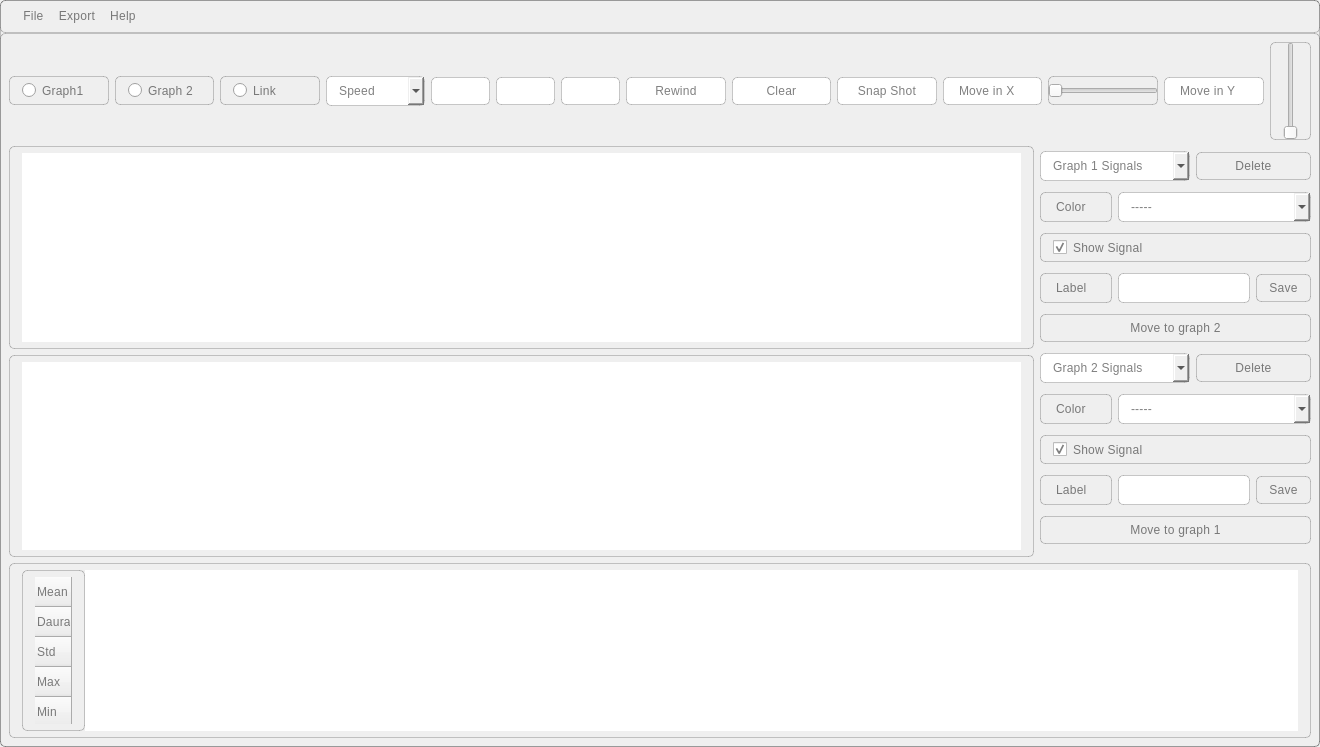
AliBadran716/Signal_Viewer, file main.ui: the form before one commit.
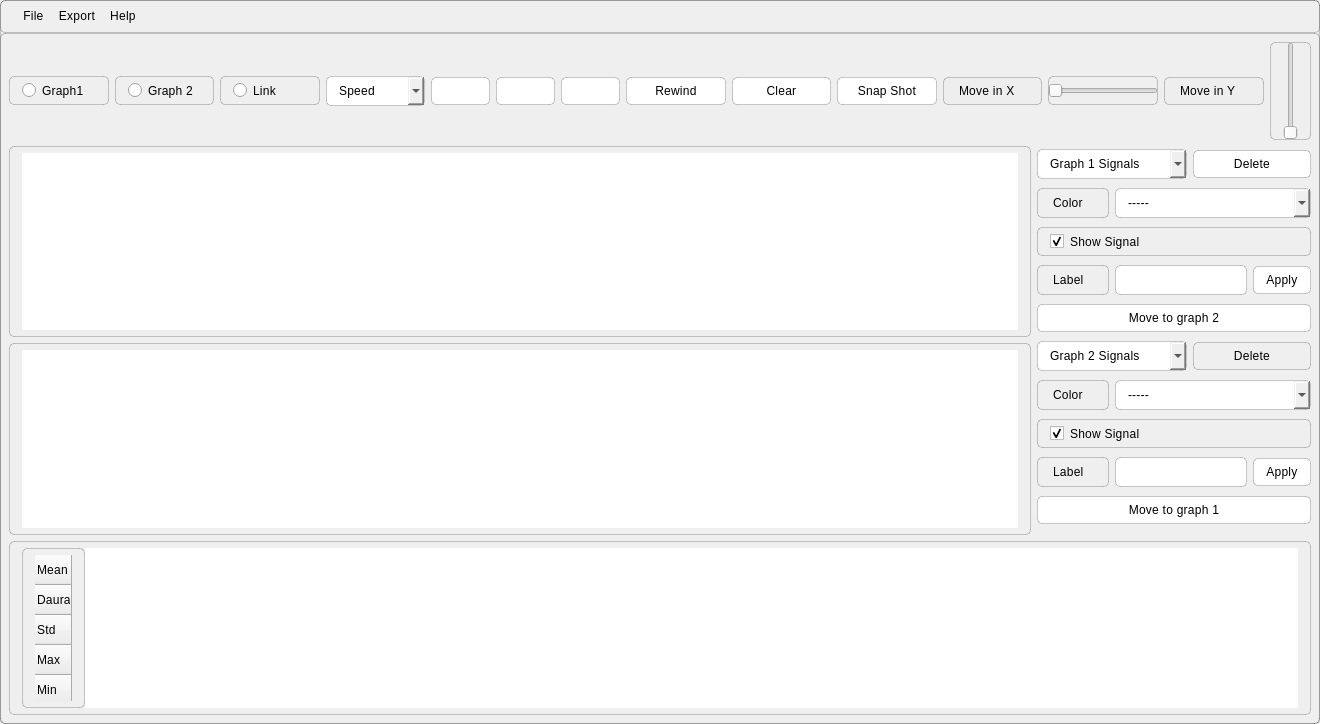
The form after the commit. Icons and pictures are not drawn. Custom widgets are drawn as their Qt base class.

Diff of the .ui file:
```diff
--- a/main.ui
+++ b/main.ui
@@ -7,7 +7,7 @@
     <x>0</x>
     <y>0</y>
     <width>1320</width>
-    <height>747</height>
+    <height>724</height>
    </rect>
   </property>
   <property name="windowTitle">
@@ -32,7 +32,8 @@
 
 /* 00. On Surface / High Emphasis */
 
-color: rgba(0, 0, 0, 0.50);
+/*color: rgba(0, 0, 0, 0.50);*/
+color: black;
 
 
 
@@ -252,7 +253,8 @@
          </sizepolicy>
         </property>
         <property name="styleSheet">
-         <string notr="true">background-color: white;</string>
+         <string notr="true"> background-color: rgb(238, 238, 238); 
+    </string>
         </property>
         <property name="text">
          <string>Move in X</string>
@@ -281,7 +283,8 @@
          </sizepolicy>
         </property>
         <property name="styleSheet">
-         <string notr="true">background-color: white;
+         <string notr="true"> background-color: rgb(238, 238, 238); 
+    
 </string>
         </property>
         <property name="text">
@@ -411,14 +414,15 @@
              </sizepolicy>
             </property>
             <property name="styleSheet">
-             <string notr="true">::hover {
+             <string notr="true">QPushButton {background-color:white;}
+::hover {
     background-color: rgb(238, 238, 238); 
     
     color: black; 
 }</string>
             </property>
             <property name="text">
-             <string>Save</string>
+             <string>Apply</string>
             </property>
            </widget>
           </item>
@@ -488,14 +492,16 @@
              </sizepolicy>
             </property>
             <property name="styleSheet">
-             <string notr="true">::hover {
+             <string notr="true">QPushButton {background-color:white;}
+
+::hover {
     background-color: rgb(238, 238, 238); 
     
     color: black; 
 }</string>
             </property>
             <property name="text">
-             <string>Save</string>
+             <string>Apply</string>
             </property>
            </widget>
           </item>
@@ -508,7 +514,8 @@
              </sizepolicy>
             </property>
             <property name="styleSheet">
-             <string notr="true">::hover {
+             <string notr="true">QPushButton {background-color:white;}
+::hover {
     background-color: rgb(238, 238, 238); 
     
     color: black; 
@@ -528,7 +535,8 @@
              </sizepolicy>
             </property>
             <property name="styleSheet">
-             <string notr="true">::hover {
+             <string notr="true">QPushButton {background-color:white;}
+::hover {
     background-color: rgb(238, 238, 238); 
     
     color: black; 
@@ -660,7 +668,9 @@
              </sizepolicy>
             </property>
             <property name="styleSheet">
-             <string notr="true">::hover {
+             <string notr="true">QPushButton {background-color:white;}
+
+::hover {
     background-color: rgb(238, 238, 238); 
     
     color: black; 
```
Left out of the diff: 2 changed lines with no effect on the pictures.
